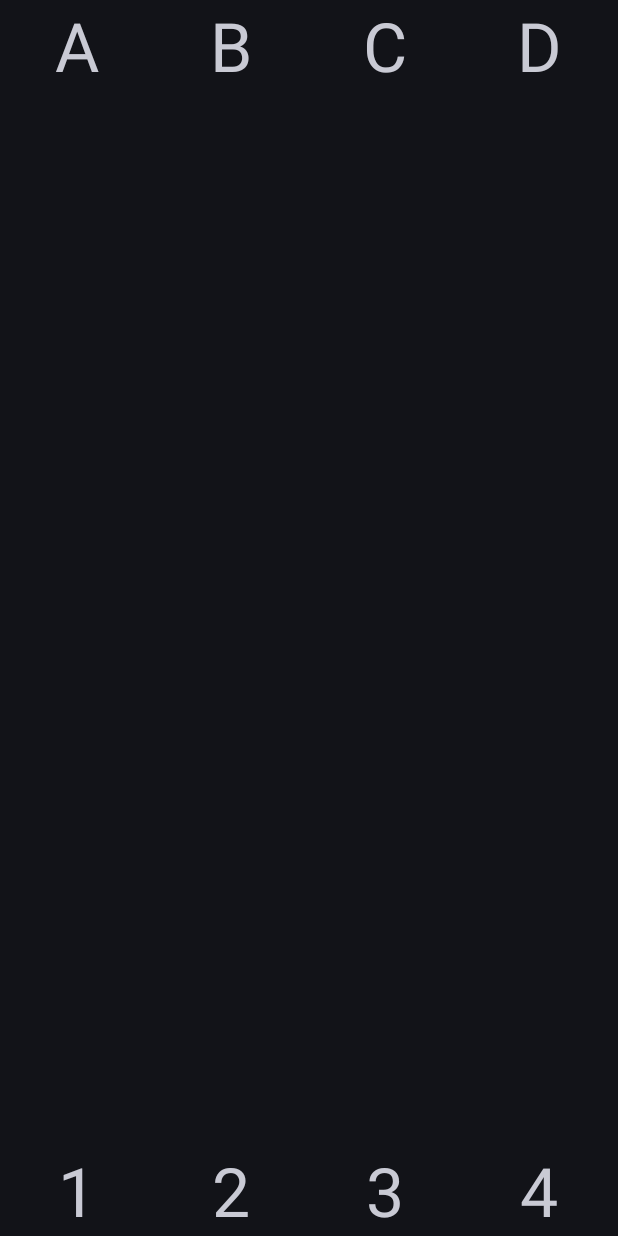
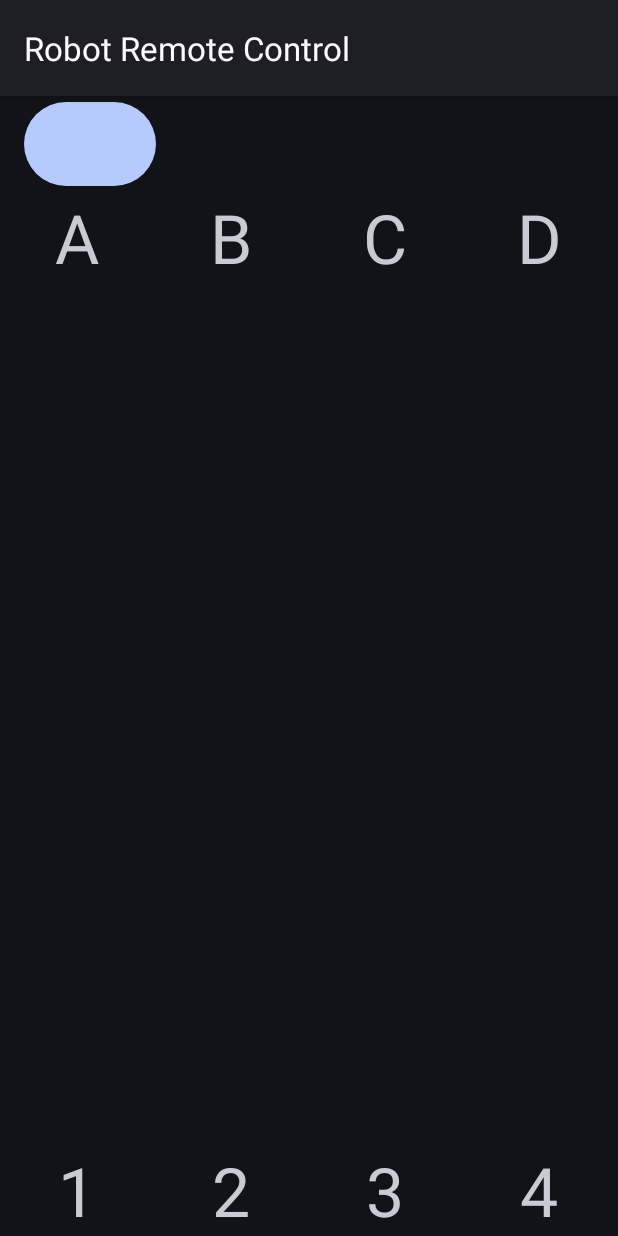
Before and after one commit to jasta/ev3-remote-control, an Android app: the screen it shows after launch (MainActivity), on a phone screen of 412 x 824 dp. Run offline under Robolectric (Android 15) with nearby library versions, the phone set to English and light mode, and no system bars; libraries missing offline, so code that uses them is left out: org.eclipse.californium; 6 statements that could not run were skipped.

Commit message:
wip on robot selection

```diff
--- a/client/android/app/src/main/java/org/devtcg/robotrc/mainui/MainActivity.kt
+++ b/client/android/app/src/main/java/org/devtcg/robotrc/mainui/MainActivity.kt
@@ -11,8 +11,8 @@ import org.devtcg.robotrc.robotdata.bridge.RobotSelectorBridge
  */
 class MainActivity : AppCompatActivity() {
   private lateinit var binding: MainActivityBinding
-  private val robotSelectionDeciderAgent =
-    MainUiDeciderAgent(
+  private val robotSelectionAgent =
+    RobotSelectionAgent(
       supportFragmentManager,
       RobotSelectorBridge.instance)
 
@@ -21,7 +21,8 @@ class MainActivity : AppCompatActivity() {
 
     binding = MainActivityBinding.inflate(layoutInflater)
     setContentView(binding.root)
+    setSupportActionBar(binding.toolbar)
 
-    robotSelectionDeciderAgent.onCreate()
+    robotSelectionAgent.onCreate()
   }
 }
--- a/client/android/app/src/main/java/org/devtcg/robotrc/mainui/MainUiDeciderAgent.kt
+++ b/client/android/app/src/main/java/org/devtcg/robotrc/mainui/RobotSelectionAgent.kt
@@ -8,11 +8,13 @@ import org.devtcg.robotrc.robotselection.model.RobotTarget
 import org.devtcg.robotrc.robotview.ui.RobotViewFragment
 import org.devtcg.robotrc.robotselection.ui.RobotSelectionFragment
 
-class MainUiDeciderAgent(
+class RobotSelectionAgent(
   private val fragmentManager: FragmentManager,
   private val robotSelector: LiveData<RobotTarget>
 ) {
   fun onCreate() {
+    robotSelector.observe()
+
     fragmentManager.commit {
       if (robotSelector.value != null) {
         replace(R.id.main_container, RobotViewFragment::class.java, null, "robot-view")
--- /dev/null
+++ b/client/android/app/src/main/java/org/devtcg/robotrc/networkservice/network/RemoteControlDiscovery.kt
@@ -0,0 +1,175 @@
+package org.devtcg.robotrc.networkservice.network
+
+import android.content.Context
+import android.net.nsd.NsdManager
+import android.net.nsd.NsdServiceInfo
+import android.os.SystemClock
+import android.util.Log
+import androidx.annotation.GuardedBy
+import java.util.concurrent.CopyOnWriteArrayList
+import java.util.concurrent.ScheduledExecutorService
+import java.util.concurrent.TimeUnit
+
+class RemoteControlDiscovery(
+  context: Context,
+  private val discoveryExecutor: ScheduledExecutorService,
+) {
+  companion object {
+    private const val TAG = "RemoteControlDiscovery"
+
+    private const val DISCOVERY_FAILED_RETRY_DELAY_MS: Long = 10_000
+
+    private val MAX_DISCOVERED_PEER_TTL: Long = TimeUnit.MINUTES.toMillis(10)
+    private val MAX_LOST_PEER_TTL: Long = TimeUnit.MINUTES.toMillis(1)
+
+    const val TIME_NOT_SPECIFIED: Long = -1
+  }
+
+  private val nsdManager by lazy {
+    context.getSystemService(Context.NSD_SERVICE) as NsdManager
+  }
+
+  @GuardedBy("this")
+  private var isDiscovering = false
+
+  @GuardedBy("this")
+  private val peersByName = mutableMapOf<String, DiscoveredPeer>()
+
+  private val listeners = CopyOnWriteArrayList<DiscoveryListener>()
+
+  fun addDiscoveryListener(listener: DiscoveryListener) {
+    listeners.add(listener)
+  }
+
+  fun removeDiscoveryListener(listener: DiscoveryListener) {
+    listeners.remove(listener)
+  }
+
+  @Synchronized
+  fun openDiscovery() {
+    if (!isDiscovering) {
+      scheduleKickDiscovery(0)
+    }
+  }
+
+  @Synchronized
+  fun closeDiscovery() {
+    if (isDiscovering) {
+      isDiscovering = false
+      nsdManager.stopServiceDiscovery(discoveryListener)
+    }
+  }
+
+  private fun pruneAndDispatchPeers() {
+    val peersList = synchronized (this) {
+      prunePeersLocked()
+      peersByName.values.toList()
+    }
+    for (listener in listeners) {
+      listener.onPeersChanged(peersList)
+    }
+  }
+
+  @GuardedBy("this")
+  private fun prunePeersLocked() {
+    val now = realtimeNow()
+    val peersIter = peersByName.values.iterator()
+    while (peersIter.hasNext()) {
+      val peer = peersIter.next()
+      val elapsedSinceDiscovery = now - peer.discoveryTimeMs
+      val expiredDiscovery = (elapsedSinceDiscovery > MAX_DISCOVERED_PEER_TTL)
+      val expiredLost = if (peer.lostTimeMs != TIME_NOT_SPECIFIED) {
+        val elapsedSinceLost = now - peer.lostTimeMs
+        (elapsedSinceLost > MAX_LOST_PEER_TTL)
+      } else {
+        false
+      }
+
+      if (expiredDiscovery || expiredLost) {
+        peersIter.remove()
+      }
+    }
+  }
+
+  private fun scheduleKickDiscovery(delayMs: Long) {
+    discoveryExecutor.schedule(::kickDiscovery, delayMs, TimeUnit.MILLISECONDS)
+  }
+
+  private fun kickDiscovery() {
+    nsdManager.discoverServices("_coap._udp", NsdManager.PROTOCOL_DNS_SD, discoveryListener)
+  }
+
+  private val discoveryListener = object: NsdManager.DiscoveryListener {
+    override fun onDiscoveryStarted(serviceType: String?) {
+      Log.d(TAG, "onDiscoveryStarted: serviceType=$serviceType")
+    }
+
+    override fun onDiscoveryStopped(serviceType: String?) {
+      Log.d(TAG, "onDiscoveryStopped: serviceType=$serviceType")
+    }
+
+    override fun onStartDiscoveryFailed(serviceType: String?, errorCode: Int) {
+      Log.e(TAG, "onStartDiscoveryFailed: serviceType=$serviceType, errorCode=$errorCode")
+      scheduleKickDiscovery(DISCOVERY_FAILED_RETRY_DELAY_MS)
+    }
+
+    override fun onStopDiscoveryFailed(serviceType: String?, errorCode: Int) {
+      Log.w(TAG, "onStopDiscoveryFailed: serviceType=$serviceType, errorCode=$errorCode")
+    }
+
+    override fun onServiceFound(serviceInfo: NsdServiceInfo) {
+      nsdManager.resolveService(serviceInfo, object: NsdManager.ResolveListener {
+        override fun onResolveFailed(serviceInfo: NsdServiceInfo?, errorCode: Int) {
+          Log.w(TAG, "onResolveFailed: serviceInfo=$serviceInfo, errorCode=$errorCode")
+        }
+
+        override fun onServiceResolved(serviceInfo: NsdServiceInfo) {
+          Log.d(TAG, "onServiceResolved: serviceInfo=$serviceInfo")
+
+          if (!isValidRobotTarget(serviceInfo)) {
+            Log.d(TAG, "...not a match")
+          }
+
+          val peer = peersByName.getOrPut(serviceInfo.serviceName) {
+            DiscoveredPeer(
+              serviceInfo.host?.hostAddress + ":" + serviceInfo.port,
+              serviceInfo.serviceName,
+              serviceInfo.attributes)
+          }
+
+          peer.discoveryTimeMs = realtimeNow()
+          peer.lostTimeMs = TIME_NOT_SPECIFIED
+
+          pruneAndDispatchPeers()
+        }
+      })
+    }
+
+    override fun onServiceLost(serviceInfo: NsdServiceInfo) {
+      Log.i(TAG, "onServiceLost: serviceInfo=$serviceInfo")
+      peersByName[serviceInfo.serviceName]?.lostTimeMs = realtimeNow()
+
+      pruneAndDispatchPeers()
+    }
+  }
+
+  private fun realtimeNow() = SystemClock.elapsedRealtime()
+
+  private fun isValidRobotTarget(serviceInfo: NsdServiceInfo): Boolean {
+    if (!serviceInfo.attributes["rt"].contentEquals("\"devices\"".toByteArray())) {
+      return false
+    }
+    return true
+  }
+
+  data class DiscoveredPeer(
+    val targetSocketAddr: String,
+    val targetName: String,
+    val textRecords: Map<String, ByteArray>,
+    var discoveryTimeMs: Long = TIME_NOT_SPECIFIED,
+    var lostTimeMs: Long = TIME_NOT_SPECIFIED)
+
+  fun interface DiscoveryListener {
+    fun onPeersChanged(peers: List<DiscoveredPeer>)
+  }
+}
--- a/client/android/app/src/main/java/org/devtcg/robotrc/robotdata/bridge/RobotSelectorBridge.kt
+++ b/client/android/app/src/main/java/org/devtcg/robotrc/robotdata/bridge/RobotSelectorBridge.kt
@@ -5,5 +5,5 @@ import org.devtcg.robotrc.robotselection.model.RobotTarget
 
 object RobotSelectorBridge {
   // TODO: Don't hardcode the selection :P
-  val instance = MutableLiveData(RobotTarget("ev3dev", "ev3"))
+  val instance = MutableLiveData(RobotTarget("ev3dev", "ev3dev"))
 }
--- a/client/android/app/src/main/java/org/devtcg/robotrc/robotselection/model/RobotTarget.kt
+++ b/client/android/app/src/main/java/org/devtcg/robotrc/robotselection/model/RobotTarget.kt
@@ -1,6 +1,6 @@
 package org.devtcg.robotrc.robotselection.model
 
 data class RobotTarget(
+  val displayName: String,
   val host: String,
-  val hardwarePlatform: String,
 )
--- a/client/android/app/src/main/java/org/devtcg/robotrc/robotview/ui/RobotLayoutAgent.kt
+++ b/client/android/app/src/main/java/org/devtcg/robotrc/robotview/ui/RobotLayoutAgent.kt
@@ -13,9 +13,7 @@ class RobotLayoutAgent(private val activity: FragmentActivity) {
   private val layout = Ev3RawRobotLayout()
 
   fun onCreateView(inflater: LayoutInflater, container: ViewGroup?): View {
-    check (viewModel.robotApi.target.hardwarePlatform == "ev3") {
-      "Only ev3 platform is supported for now!"
-    }
+    // TODO: Eventually we want to support other hardware "layouts" for controls
     return layout.onCreateView(inflater, container)
   }
 
--- a/client/android/app/src/main/java/org/devtcg/robotrc/robotview/ui/RobotViewFragment.kt
+++ b/client/android/app/src/main/java/org/devtcg/robotrc/robotview/ui/RobotViewFragment.kt
@@ -5,6 +5,8 @@ import android.view.LayoutInflater
 import android.view.View
 import android.view.ViewGroup
 import androidx.fragment.app.Fragment
+import org.devtcg.robotrc.concurrency.RobotExecutors
+import org.devtcg.robotrc.networkservice.network.RemoteControlDiscovery
 
 class RobotViewFragment: Fragment() {
   private lateinit var layoutAgent: RobotLayoutAgent
@@ -14,6 +16,12 @@ class RobotViewFragment: Fragment() {
     container: ViewGroup?,
     savedInstanceState: Bundle?
   ): View? {
+    val discovery = RemoteControlDiscovery(inflater.context, RobotExecutors.newSingleThreadScheduledExecutor("TODOwhatever"))
+    discovery.addDiscoveryListener {
+      println("peers: $it")
+    }
+    discovery.openDiscovery()
+
     layoutAgent = RobotLayoutAgent(requireActivity())
     return layoutAgent.onCreateView(inflater, container)
   }
--- a/client/android/app/src/main/res/layout/main_activity.xml
+++ b/client/android/app/src/main/res/layout/main_activity.xml
@@ -1,9 +1,34 @@
 <?xml version="1.0" encoding="utf-8"?>
-<FrameLayout
+<LinearLayout
     xmlns:android="http://schemas.android.com/apk/res/android"
     xmlns:tools="http://schemas.android.com/tools"
-    android:id="@+id/main_container"
+    xmlns:app="http://schemas.android.com/apk/res-auto"
     android:layout_width="match_parent"
     android:layout_height="match_parent"
-    tools:context=".mainui.MainActivity"
-    />
+    android:orientation="vertical"
+    tools:context=".mainui.MainActivity">
+
+    <androidx.appcompat.widget.Toolbar
+        android:id="@+id/toolbar"
+        android:layout_width="match_parent"
+        android:layout_height="?attr/actionBarSize"
+        android:elevation="0dp"
+        android:theme="@style/ThemeOverlay.MaterialComponents.Dark.ActionBar"
+        app:popupTheme="@style/ThemeOverlay.MaterialComponents.Dark">
+
+        <Button
+            android:id="@+id/robot_target_button"
+            android:layout_width="wrap_content"
+            android:layout_height="match_parent"
+            />
+
+    </androidx.appcompat.widget.Toolbar>
+
+    <FrameLayout
+        android:layout_width="match_parent"
+        android:layout_height="0dp"
+        android:layout_weight="1"
+        android:id="@+id/main_container"
+        />
+
+</LinearLayout>
--- a/client/android/app/src/main/res/values/styles.xml
+++ b/client/android/app/src/main/res/values/styles.xml
@@ -1,9 +1,6 @@
 <resources>
 
-    <!-- Base application theme. -->
     <style name="AppTheme" parent="Theme.Material3.DynamicColors.Dark">
-        <item name="windowActionBar">false</item>
-        <item name="windowNoTitle">true</item>
     </style>
 
 </resources>
```
